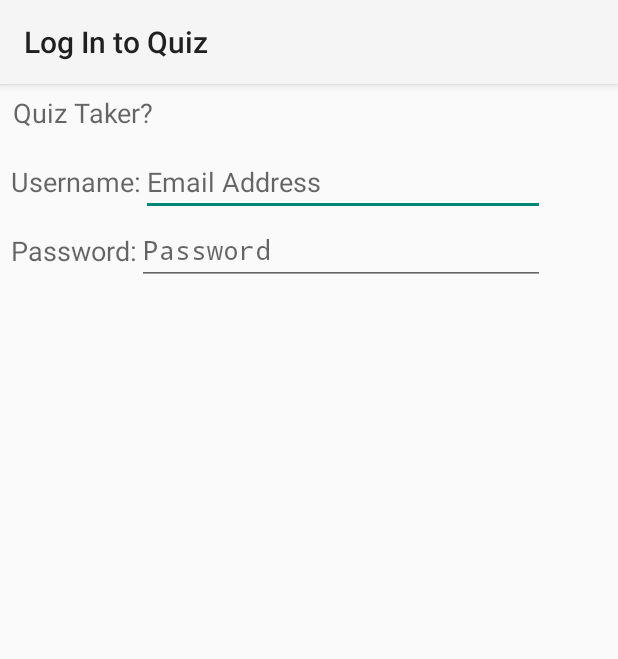
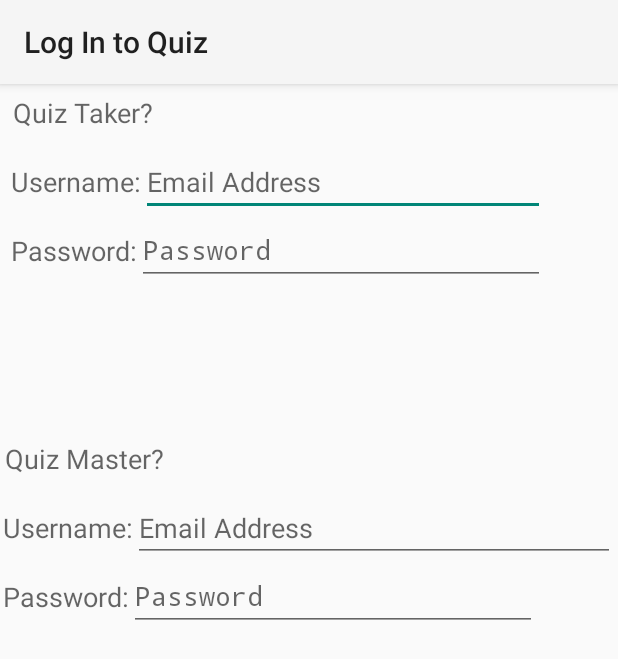
Before and after one commit to NazliMedghalchi/AndroidProject, an Android app: the LoginMain screen opened directly, with no data from a screen before it, on a phone screen of 412 x 824 dp. Shown: the top 659 px of the screen. Run offline under Robolectric (Android 15) with nearby library versions, the phone set to English and light mode, and no system bars.

Commit message:
Same feilds for Quiz Master

```diff
--- a/QuizApp/app/src/main/res/layout/activity_login.xml
+++ b/QuizApp/app/src/main/res/layout/activity_login.xml
@@ -109,13 +109,77 @@
         android:layout_width="match_parent"
         android:layout_height="wrap_content"
         android:gravity="center|fill_horizontal|left"
-        android:layout_weight="0.45"
-        android:id="@+id/QM">
+        android:layout_weight="0.29"
+        android:id="@+id/QM"
+        android:padding="2dp">
 
         <LinearLayout
             android:orientation="horizontal"
-            android:layout_width="match_parent"
-            android:layout_height="match_parent"
-            android:id="@+id/QuizMaster"></LinearLayout>
+            android:layout_width="fill_parent"
+            android:layout_height="37dp"
+            android:id="@+id/QuizMater" >
+
+            <TextView
+                android:layout_width="wrap_content"
+                android:layout_height="wrap_content"
+                android:textAppearance="?android:attr/textAppearanceMedium"
+                android:text="@string/QM_text"
+                android:id="@+id/QM"
+                android:gravity="center|fill_horizontal"
+                android:padding="1dp"
+                android:foregroundGravity="center" />
+        </LinearLayout>
+
+        <LinearLayout
+            android:layout_width="fill_parent"
+            android:layout_height="wrap_content"
+            android:id="@+id/usernameQM"
+            android:weightSum="1" >
+
+            <TextView
+                android:layout_width="wrap_content"
+                android:layout_height="39dp"
+                android:textAppearance="?android:attr/textAppearanceMedium"
+                android:text="@string/username_text"
+                android:id="@+id/QM_username"
+                android:layout_gravity="center"
+                android:foregroundGravity="right"
+                android:gravity="center_vertical|left" />
+
+            <EditText
+                android:layout_width="fill_parent"
+                android:layout_height="wrap_content"
+                android:id="@+id/userQM"
+                android:clickable="true"
+                android:gravity="left|top"
+                android:hint="@string/username_hint"
+                android:layout_gravity="right|top" />
+        </LinearLayout>
+
+        <LinearLayout
+            android:orientation="horizontal"
+            android:layout_width="356dp"
+            android:layout_height="46dp"
+            android:id="@+id/passwordQM" >
+
+            <TextView
+                android:layout_width="wrap_content"
+                android:layout_height="match_parent"
+                android:textAppearance="?android:attr/textAppearanceMedium"
+                android:text="@string/pass_text"
+                android:id="@+id/QM_password"
+                android:layout_gravity="bottom"
+                android:gravity="center_vertical|center_horizontal|left"
+                android:foregroundGravity="right" />
+
+            <EditText
+                android:layout_width="fill_parent"
+                android:layout_height="fill_parent"
+                android:inputType="textPassword"
+                android:ems="10"
+                android:id="@+id/passQM"
+                android:layout_weight="1"
+                android:hint="@string/password_hint" />
+        </LinearLayout>
     </LinearLayout>
 </LinearLayout>
```
